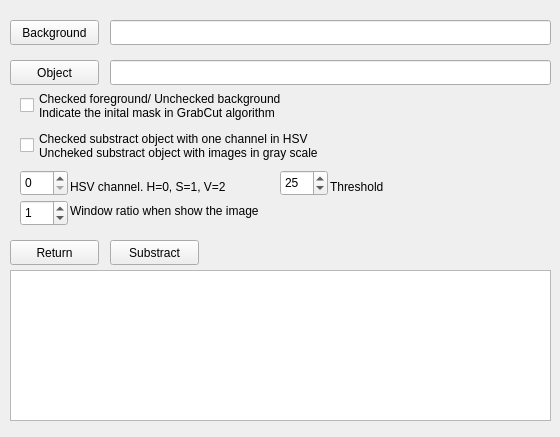
The window that gui/pages/substractToolPage.ui (jacv050/dataset-tools) describes before a commit, drawn with Qt 5.
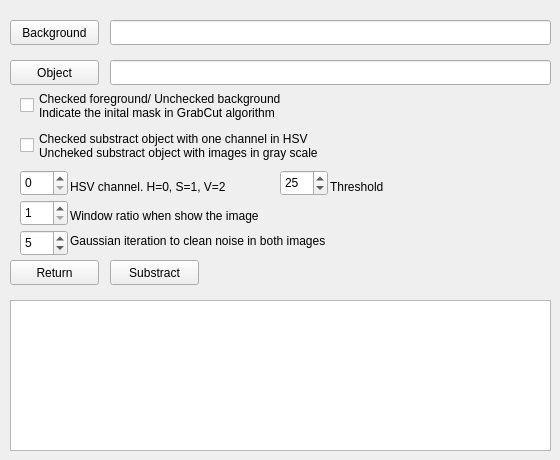
The same window after the commit.

Commit message: Updated interface with 2 options more

The edit to the form file:
```diff
--- a/gui/pages/substractToolPage.ui
+++ b/gui/pages/substractToolPage.ui
@@ -7,7 +7,7 @@
     <x>0</x>
     <y>0</y>
     <width>560</width>
-    <height>437</height>
+    <height>460</height>
    </rect>
   </property>
   <property name="minimumSize">
@@ -23,7 +23,7 @@
    <property name="geometry">
     <rect>
      <x>10</x>
-     <y>240</y>
+     <y>260</y>
      <width>89</width>
      <height>25</height>
     </rect>
@@ -36,7 +36,7 @@
    <property name="geometry">
     <rect>
      <x>110</x>
-     <y>240</y>
+     <y>260</y>
      <width>89</width>
      <height>25</height>
     </rect>
@@ -75,7 +75,7 @@
    <property name="geometry">
     <rect>
      <x>10</x>
-     <y>270</y>
+     <y>300</y>
      <width>541</width>
      <height>151</height>
     </rect>
@@ -193,6 +193,9 @@
      <height>26</height>
     </rect>
    </property>
+   <property name="minimum">
+    <number>1</number>
+   </property>
    <property name="maximum">
     <number>5</number>
    </property>
@@ -206,13 +209,39 @@
      <x>70</x>
      <y>200</y>
      <width>261</width>
-     <height>21</height>
+     <height>31</height>
     </rect>
    </property>
    <property name="text">
     <string>Window ratio when show the image</string>
    </property>
   </widget>
+  <widget class="QSpinBox" name="sbGaussianiterations">
+   <property name="geometry">
+    <rect>
+     <x>20</x>
+     <y>230</y>
+     <width>48</width>
+     <height>26</height>
+    </rect>
+   </property>
+   <property name="value">
+    <number>5</number>
+   </property>
+  </widget>
+  <widget class="QLabel" name="label_4">
+   <property name="geometry">
+    <rect>
+     <x>70</x>
+     <y>230</y>
+     <width>341</width>
+     <height>21</height>
+    </rect>
+   </property>
+   <property name="text">
+    <string>Gaussian iteration to clean noise in both images</string>
+   </property>
+  </widget>
  </widget>
  <resources/>
  <connections/>
```
Left out of the diff: 2 changed lines with no effect on the pictures. The commit also changes 2 other files.
